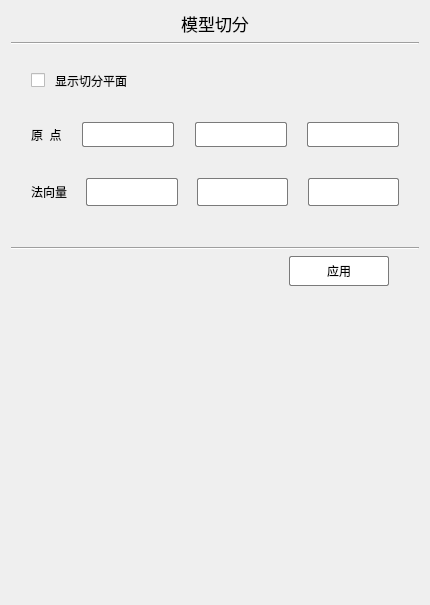
Aiopr-bits/MAVES, file src/FormModelClip.ui: the form before one commit.
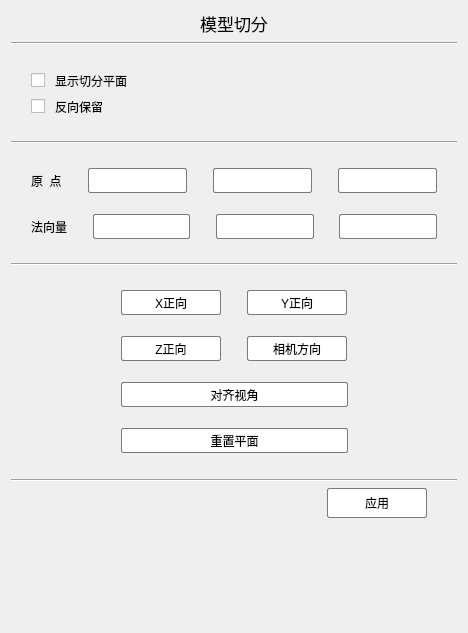
The form after the commit.

Commit message: feat:"模型切分"子页面新增功能布局调整

What changed in the file:
```diff
--- a/src/FormModelClip.ui
+++ b/src/FormModelClip.ui
@@ -6,8 +6,8 @@
    <rect>
     <x>0</x>
     <y>0</y>
-    <width>430</width>
-    <height>605</height>
+    <width>468</width>
+    <height>633</height>
    </rect>
   </property>
   <property name="windowTitle">
@@ -104,6 +104,79 @@
        </item>
       </layout>
      </item>
+     <item>
+      <layout class="QHBoxLayout" name="horizontalLayout_6">
+       <item>
+        <spacer name="horizontalSpacer_20">
+         <property name="orientation">
+          <enum>Qt::Horizontal</enum>
+         </property>
+         <property name="sizeType">
+          <enum>QSizePolicy::Fixed</enum>
+         </property>
+         <property name="sizeHint" stdset="0">
+          <size>
+           <width>20</width>
+           <height>20</height>
+          </size>
+         </property>
+        </spacer>
+       </item>
+       <item>
+        <widget class="QCheckBox" name="checkBox_2">
+         <property name="focusPolicy">
+          <enum>Qt::NoFocus</enum>
+         </property>
+         <property name="styleSheet">
+          <string notr="true">QCheckBox { 
+    spacing: 10px; 
+}
+
+</string>
+         </property>
+         <property name="text">
+          <string>反向保留</string>
+         </property>
+        </widget>
+       </item>
+       <item>
+        <spacer name="horizontalSpacer_21">
+         <property name="orientation">
+          <enum>Qt::Horizontal</enum>
+         </property>
+         <property name="sizeHint" stdset="0">
+          <size>
+           <width>40</width>
+           <height>20</height>
+          </size>
+         </property>
+        </spacer>
+       </item>
+      </layout>
+     </item>
+     <item>
+      <spacer name="verticalSpacer_10">
+       <property name="orientation">
+        <enum>Qt::Vertical</enum>
+       </property>
+       <property name="sizeType">
+        <enum>QSizePolicy::Fixed</enum>
+       </property>
+       <property name="sizeHint" stdset="0">
+        <size>
+         <width>20</width>
+         <height>18</height>
+        </size>
+       </property>
+      </spacer>
+     </item>
+     <item>
+      <widget class="Line" name="line_3">
+       <property name="orientation">
+        <enum>Qt::Horizontal</enum>
+       </property>
+      </widget>
+     </item>
      <item>
       <spacer name="verticalSpacer_2">
        <property name="orientation">
@@ -115,7 +188,7 @@
        <property name="sizeHint" stdset="0">
         <size>
          <width>20</width>
-         <height>25</height>
+         <height>18</height>
         </size>
        </property>
       </spacer>
@@ -297,7 +370,7 @@
        <property name="sizeHint" stdset="0">
         <size>
          <width>20</width>
-         <height>25</height>
+         <height>15</height>
         </size>
        </property>
       </spacer>
@@ -354,6 +427,12 @@
            <height>25</height>
           </size>
          </property>
+         <property name="maximumSize">
+          <size>
+           <width>16777215</width>
+           <height>25</height>
+          </size>
+         </property>
          <property name="styleSheet">
           <string notr="true">QLineEdit {
     background-color: rgb(255, 255, 255); /* 背景色 */
@@ -395,6 +474,12 @@
            <height>25</height>
           </size>
          </property>
+         <property name="maximumSize">
+          <size>
+           <width>16777215</width>
+           <height>25</height>
+          </size>
+         </property>
          <property name="styleSheet">
           <string notr="true">QLineEdit {
     background-color: rgb(255, 255, 255); /* 背景色 */
@@ -436,6 +521,12 @@
            <height>25</height>
           </size>
          </property>
+         <property name="maximumSize">
+          <size>
+           <width>16777215</width>
+           <height>25</height>
+          </size>
+         </property>
          <property name="styleSheet">
           <string notr="true">QLineEdit {
     background-color: rgb(255, 255, 255); /* 背景色 */
@@ -479,7 +570,462 @@
        <property name="sizeHint" stdset="0">
         <size>
          <width>20</width>
-         <height>35</height>
+         <height>18</height>
+        </size>
+       </property>
+      </spacer>
+     </item>
+     <item>
+      <widget class="Line" name="line_4">
+       <property name="orientation">
+        <enum>Qt::Horizontal</enum>
+       </property>
+      </widget>
+     </item>
+     <item>
+      <spacer name="verticalSpacer_11">
+       <property name="orientation">
+        <enum>Qt::Vertical</enum>
+       </property>
+       <property name="sizeType">
+        <enum>QSizePolicy::Fixed</enum>
+       </property>
+       <property name="sizeHint" stdset="0">
+        <size>
+         <width>20</width>
+         <height>18</height>
+        </size>
+       </property>
+      </spacer>
+     </item>
+     <item>
+      <layout class="QHBoxLayout" name="horizontalLayout_3">
+       <item>
+        <spacer name="horizontalSpacer_11">
+         <property name="orientation">
+          <enum>Qt::Horizontal</enum>
+         </property>
+         <property name="sizeHint" stdset="0">
+          <size>
+           <width>40</width>
+           <height>20</height>
+          </size>
+         </property>
+        </spacer>
+       </item>
+       <item>
+        <widget class="QPushButton" name="pushButton_2">
+         <property name="minimumSize">
+          <size>
+           <width>100</width>
+           <height>25</height>
+          </size>
+         </property>
+         <property name="maximumSize">
+          <size>
+           <width>100</width>
+           <height>25</height>
+          </size>
+         </property>
+         <property name="styleSheet">
+          <string notr="true">QPushButton {
+    background-color: rgb(255, 255, 255); /* 背景色 */
+    border: 1px solid rgb(122, 122, 122); /* 边框色 */
+    border-radius: 2px; /* 圆润边框 */
+}
+
+
+QPushButton:hover {
+    background-color: rgb(242, 242, 242); /* 鼠标悬浮背景色 */
+}
+
+QPushButton:pressed {
+    background-color: rgb(235, 235, 235); /* 鼠标点击背景色 */
+}
+</string>
+         </property>
+         <property name="text">
+          <string>X正向</string>
+         </property>
+        </widget>
+       </item>
+       <item>
+        <spacer name="horizontalSpacer_12">
+         <property name="orientation">
+          <enum>Qt::Horizontal</enum>
+         </property>
+         <property name="sizeType">
+          <enum>QSizePolicy::Fixed</enum>
+         </property>
+         <property name="sizeHint" stdset="0">
+          <size>
+           <width>20</width>
+           <height>20</height>
+          </size>
+         </property>
+        </spacer>
+       </item>
+       <item>
+        <widget class="QPushButton" name="pushButton_3">
+         <property name="minimumSize">
+          <size>
+           <width>100</width>
+           <height>25</height>
+          </size>
+         </property>
+         <property name="maximumSize">
+          <size>
+           <width>100</width>
+           <height>25</height>
+          </size>
+         </property>
+         <property name="styleSheet">
+          <string notr="true">QPushButton {
+    background-color: rgb(255, 255, 255); /* 背景色 */
+    border: 1px solid rgb(122, 122, 122); /* 边框色 */
+    border-radius: 2px; /* 圆润边框 */
+}
+
+
+QPushButton:hover {
+    background-color: rgb(242, 242, 242); /* 鼠标悬浮背景色 */
+}
+
+QPushButton:pressed {
+    background-color: rgb(235, 235, 235); /* 鼠标点击背景色 */
+}
+</string>
+         </property>
+         <property name="text">
+          <string>Y正向</string>
+         </property>
+        </widget>
+       </item>
+       <item>
+        <spacer name="horizontalSpacer_13">
+         <property name="orientation">
+          <enum>Qt::Horizontal</enum>
+         </property>
+         <property name="sizeHint" stdset="0">
+          <size>
+           <width>40</width>
+           <height>20</height>
+          </size>
+         </property>
+        </spacer>
+       </item>
+      </layout>
+     </item>
+     <item>
+      <spacer name="verticalSpacer_6">
+       <property name="orientation">
+        <enum>Qt::Vertical</enum>
+       </property>
+       <property name="sizeType">
+        <enum>QSizePolicy::Fixed</enum>
+       </property>
+       <property name="sizeHint" stdset="0">
+        <size>
+         <width>18</width>
+         <height>15</height>
+        </size>
+       </property>
+      </spacer>
+     </item>
+     <item>
+      <layout class="QHBoxLayout" name="horizontalLayout_7">
+       <item>
+        <spacer name="horizontalSpacer_14">
+         <property name="orientation">
+          <enum>Qt::Horizontal</enum>
+         </property>
+         <property name="sizeHint" stdset="0">
+          <size>
+           <width>40</width>
+           <height>20</height>
+          </size>
+         </property>
+        </spacer>
+       </item>
+       <item>
+        <widget class="QPushButton" name="pushButton_4">
+         <property name="minimumSize">
+          <size>
+           <width>100</width>
+           <height>25</height>
+          </size>
+         </property>
+         <property name="maximumSize">
+          <size>
+           <width>100</width>
+           <height>25</height>
+          </size>
+         </property>
+         <property name="styleSheet">
+          <string notr="true">QPushButton {
+    background-color: rgb(255, 255, 255); /* 背景色 */
+    border: 1px solid rgb(122, 122, 122); /* 边框色 */
+    border-radius: 2px; /* 圆润边框 */
+}
+
+
+QPushButton:hover {
+    background-color: rgb(242, 242, 242); /* 鼠标悬浮背景色 */
+}
+
+QPushButton:pressed {
+    background-color: rgb(235, 235, 235); /* 鼠标点击背景色 */
+}
+</string>
+         </property>
+         <property name="text">
+          <string>Z正向</string>
+         </property>
+        </widget>
+       </item>
+       <item>
+        <spacer name="horizontalSpacer_15">
+         <property name="orientation">
+          <enum>Qt::Horizontal</enum>
+         </property>
+         <property name="sizeType">
+          <enum>QSizePolicy::Fixed</enum>
+         </property>
+         <property name="sizeHint" stdset="0">
+          <size>
+           <width>20</width>
+           <height>20</height>
+          </size>
+         </property>
+        </spacer>
+       </item>
+       <item>
+        <widget class="QPushButton" name="pushButton_5">
+         <property name="minimumSize">
+          <size>
+           <width>100</width>
+           <height>25</height>
+          </size>
+         </property>
+         <property name="maximumSize">
+          <size>
+           <width>100</width>
+           <height>25</height>
+          </size>
+         </property>
+         <property name="styleSheet">
+          <string notr="true">QPushButton {
+    background-color: rgb(255, 255, 255); /* 背景色 */
+    border: 1px solid rgb(122, 122, 122); /* 边框色 */
+    border-radius: 2px; /* 圆润边框 */
+}
+
+
+QPushButton:hover {
+    background-color: rgb(242, 242, 242); /* 鼠标悬浮背景色 */
+}
+
+QPushButton:pressed {
+    background-color: rgb(235, 235, 235); /* 鼠标点击背景色 */
+}
+</string>
+         </property>
+         <property name="text">
+          <string>相机方向</string>
+         </property>
+        </widget>
+       </item>
+       <item>
+        <spacer name="horizontalSpacer_22">
+         <property name="orientation">
+          <enum>Qt::Horizontal</enum>
+         </property>
+         <property name="sizeHint" stdset="0">
+          <size>
+           <width>40</width>
+           <height>20</height>
+          </size>
+         </property>
+        </spacer>
+       </item>
+      </layout>
+     </item>
+     <item>
+      <spacer name="verticalSpacer_7">
+       <property name="orientation">
+        <enum>Qt::Vertical</enum>
+       </property>
+       <property name="sizeType">
+        <enum>QSizePolicy::Fixed</enum>
+       </property>
+       <property name="sizeHint" stdset="0">
+        <size>
+         <width>18</width>
+         <height>15</height>
+        </size>
+       </property>
+      </spacer>
+     </item>
+     <item>
+      <layout class="QHBoxLayout" name="horizontalLayout_8">
+       <item>
+        <spacer name="horizontalSpacer_23">
+         <property name="orientation">
+          <enum>Qt::Horizontal</enum>
+         </property>
+         <property name="sizeHint" stdset="0">
+          <size>
+           <width>40</width>
+           <height>20</height>
+          </size>
+         </property>
+        </spacer>
+       </item>
+       <item>
+        <widget class="QPushButton" name="pushButton_6">
+         <property name="minimumSize">
+          <size>
+           <width>227</width>
+           <height>25</height>
+          </size>
+         </property>
+         <property name="maximumSize">
+          <size>
+           <width>227</width>
+           <height>25</height>
+          </size>
+         </property>
+         <property name="styleSheet">
+          <string notr="true">QPushButton {
+    background-color: rgb(255, 255, 255); /* 背景色 */
+    border: 1px solid rgb(122, 122, 122); /* 边框色 */
+    border-radius: 2px; /* 圆润边框 */
+}
+
+
+QPushButton:hover {
+    background-color: rgb(242, 242, 242); /* 鼠标悬浮背景色 */
+}
+
+QPushButton:pressed {
+    background-color: rgb(235, 235, 235); /* 鼠标点击背景色 */
+}
+</string>
+         </property>
+         <property name="text">
+          <string>对齐视角</string>
+         </property>
+        </widget>
+       </item>
+       <item>
+        <spacer name="horizontalSpacer_24">
+         <property name="orientation">
+          <enum>Qt::Horizontal</enum>
+         </property>
+         <property name="sizeHint" stdset="0">
+          <size>
+           <width>40</width>
+           <height>20</height>
+          </size>
+         </property>
+        </spacer>
+       </item>
+      </layout>
+     </item>
+     <item>
+      <spacer name="verticalSpacer_8">
+       <property name="orientation">
+        <enum>Qt::Vertical</enum>
+       </property>
+       <property name="sizeType">
+        <enum>QSizePolicy::Fixed</enum>
+       </property>
+       <property name="sizeHint" stdset="0">
+        <size>
+         <width>18</width>
+         <height>15</height>
+        </size>
+       </property>
+      </spacer>
+     </item>
+     <item>
+      <layout class="QHBoxLayout" name="horizontalLayout_9">
+       <item>
+        <spacer name="horizontalSpacer_25">
+         <property name="orientation">
+          <enum>Qt::Horizontal</enum>
+         </property>
+         <property name="sizeHint" stdset="0">
+          <size>
+           <width>40</width>
+           <height>20</height>
+          </size>
+         </property>
+        </spacer>
+       </item>
+       <item>
+        <widget class="QPushButton" name="pushButton_7">
+         <property name="minimumSize">
+          <size>
+           <width>227</width>
+           <height>25</height>
+          </size>
+         </property>
+         <property name="maximumSize">
+          <size>
+           <width>227</width>
+           <height>25</height>
+          </size>
+         </property>
+         <property name="styleSheet">
+          <string notr="true">QPushButton {
+    background-color: rgb(255, 255, 255); /* 背景色 */
+    border: 1px solid rgb(122, 122, 122); /* 边框色 */
+    border-radius: 2px; /* 圆润边框 */
+}
+
+
+QPushButton:hover {
+    background-color: rgb(242, 242, 242); /* 鼠标悬浮背景色 */
+}
+
+QPushButton:pressed {
+    background-color: rgb(235, 235, 235); /* 鼠标点击背景色 */
+}
+</string>
+         </property>
+         <property name="text">
+          <string>重置平面</string>
+         </property>
+        </widget>
+       </item>
+       <item>
+        <spacer name="horizontalSpacer_26">
+         <property name="orientation">
+          <enum>Qt::Horizontal</enum>
+         </property>
+         <property name="sizeHint" stdset="0">
+          <size>
+           <width>40</width>
+           <height>20</height>
+          </size>
+         </property>
+        </spacer>
+       </item>
+      </layout>
+     </item>
+     <item>
+      <spacer name="verticalSpacer_9">
+       <property name="orientation">
+        <enum>Qt::Vertical</enum>
+       </property>
+       <property name="sizeType">
+        <enum>QSizePolicy::Fixed</enum>
+       </property>
+       <property name="sizeHint" stdset="0">
+        <size>
+         <width>18</width>
+         <height>20</height>
         </size>
        </property>
       </spacer>
```
